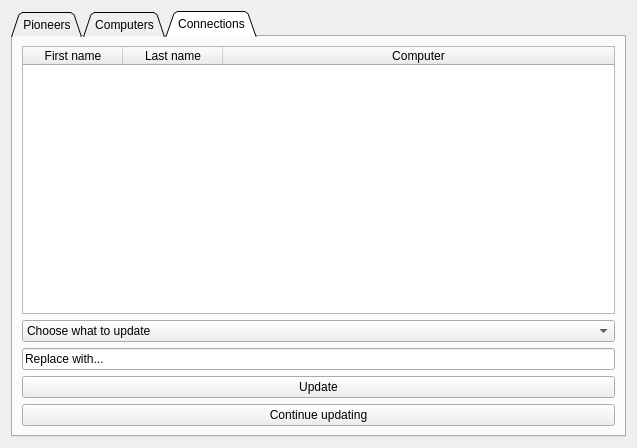
Before: the Qt Designer form hoopergui/update_widget.ui in VLN1-15-30/fall-project, drawn with Qt 5.
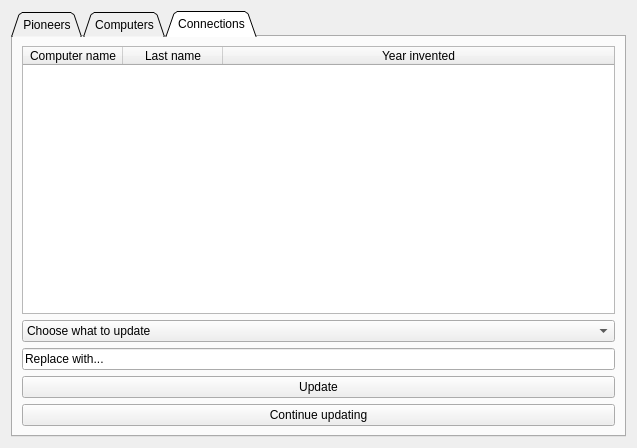
After: the same form once the commit is applied. The open tabs and pages were chosen to show the change.

Patch:
```diff
--- a/hoopergui/update_widget.ui
+++ b/hoopergui/update_widget.ui
@@ -233,12 +233,15 @@
          <attribute name="horizontalHeaderStretchLastSection">
           <bool>true</bool>
          </attribute>
+         <attribute name="verticalHeaderShowSortIndicator" stdset="0">
+          <bool>false</bool>
+         </attribute>
          <attribute name="verticalHeaderStretchLastSection">
-          <bool>true</bool>
+          <bool>false</bool>
          </attribute>
          <column>
           <property name="text">
-           <string>First name</string>
+           <string>Computer name</string>
           </property>
          </column>
          <column>
@@ -248,7 +251,7 @@
          </column>
          <column>
           <property name="text">
-           <string>Computer</string>
+           <string>Year invented</string>
           </property>
          </column>
         </widget>
```
Left out of the diff: 2 changed lines with no effect on the pictures.
